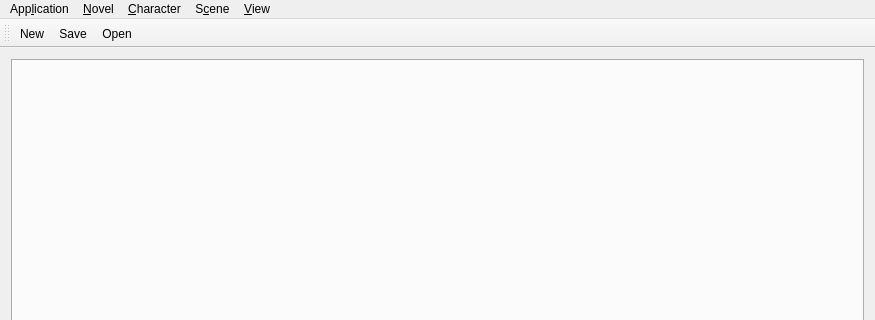
This is src/app/mainwindow.ui in src-r-r/plotline as Qt 5 draws it before an edit; both pictures show x 0 to 875 and y 0 to 320 of the 875 by 588 pixel window. The edited form follows.
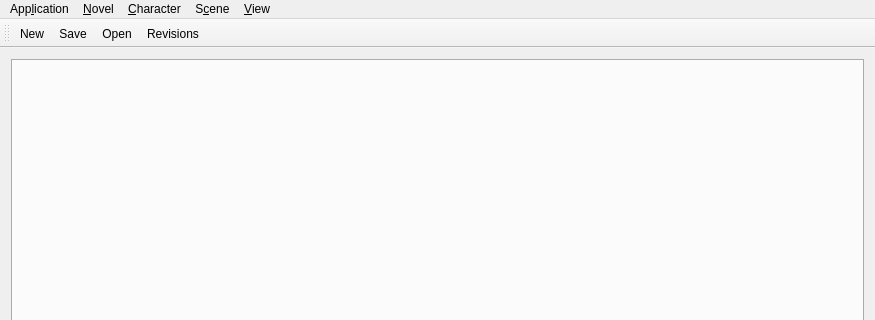
This is the edited form. Icons and pictures are not drawn.

Commit message: Can now add/change revisions without the app crashing (always a good thing ;) ). Next up: distraction-free mode & fullscreen.

```diff
--- a/src/app/mainwindow.ui
+++ b/src/app/mainwindow.ui
@@ -106,6 +106,7 @@
    <addaction name="actionNovelNew"/>
    <addaction name="actionNovelSave"/>
    <addaction name="actionNovelOpen"/>
+   <addaction name="actionNovelRevisions"/>
   </widget>
   <widget class="QStatusBar" name="statusBar"/>
   <action name="actionOpen_Novel">
```
Left out of the diff: 5 changed lines with no effect on the pictures. The commit also changes 15 other files.
